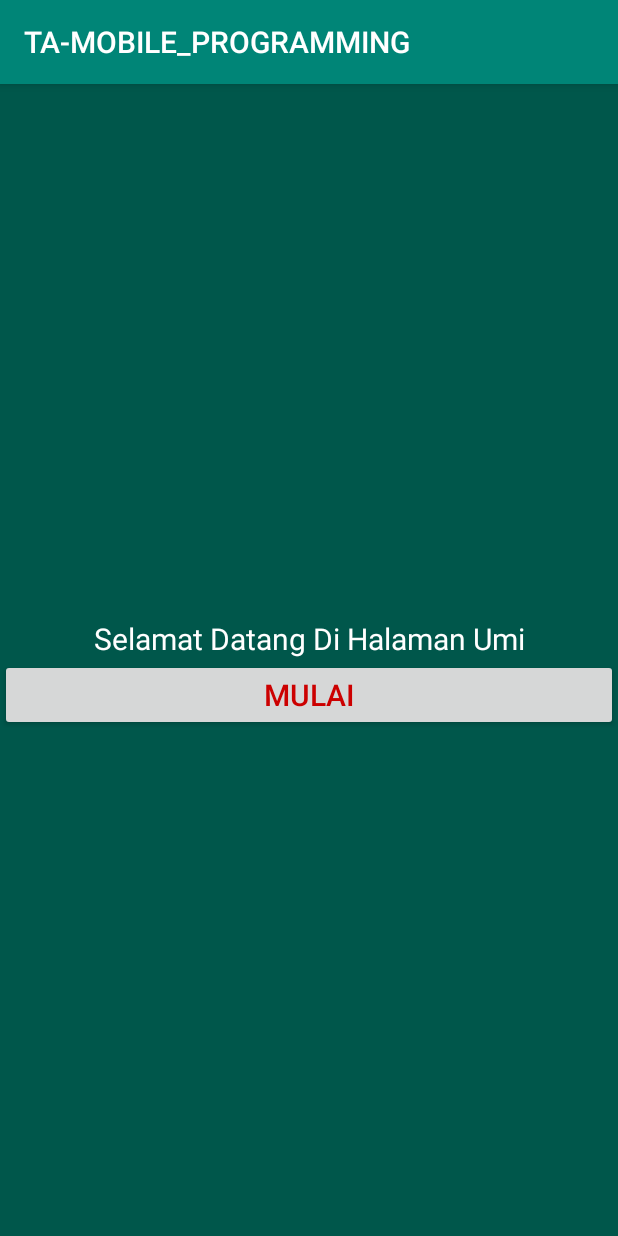
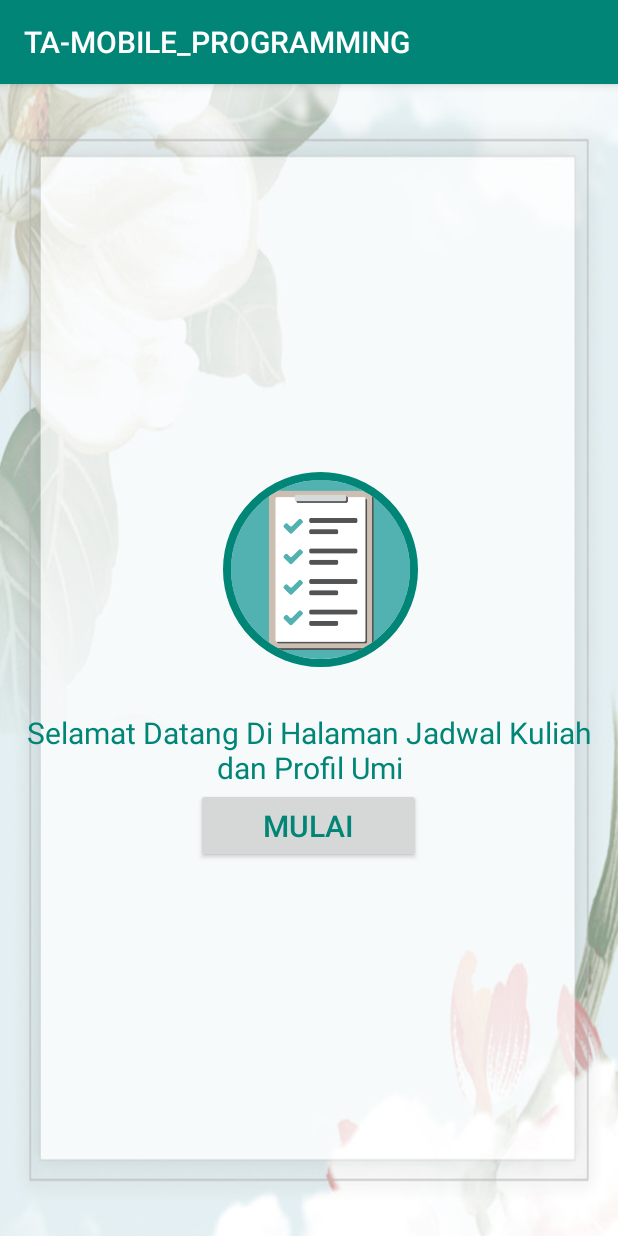
Before and after one commit to umiuks/MOBILE-PROGRAMMING-TUGAS-AKHIR, an Android app: the SplashActivity screen opened directly, with no data from a screen before it, on a phone screen of 412 x 824 dp. Run offline under Robolectric (Android 15) with nearby library versions, the phone set to English and light mode, and no system bars; our stand-ins replace CircleImageView.

Commit message:
first commit

```diff
--- a/app/src/main/java/com/umi/ta_mobile_programming/ui/activity/DataActivity.kt
+++ b/app/src/main/java/com/umi/ta_mobile_programming/ui/activity/DataActivity.kt
@@ -17,7 +17,7 @@ class DataActivity : AppCompatActivity() {
     override fun onCreate(savedInstanceState: Bundle?) {
         super.onCreate(savedInstanceState)
         setContentView(R.layout.activity_main)
-        tvNameAplikationID.text = BuildConfig.APPLICATION_ID
+        //tvNameAplikationID.text = BuildConfig.APPLICATION_ID
 
         val adapter = FragmentPagerItemAdapter(
             supportFragmentManager, FragmentPagerItems.with(this)
--- a/app/src/main/res/drawable/gradientbackground.xml
+++ b/app/src/main/res/drawable/gradientbackground.xml
@@ -1,8 +1,8 @@
 <?xml version="1.0" encoding="utf-8"?>
 <shape xmlns:android="http://schemas.android.com/apk/res/android">
     <gradient android:angle="45"
-              android:startColor="@color/startblue"
-              android:endColor="@color/endblue"
+              android:startColor="@color/colorPrimary"
+
     />
 
 </shape>
--- a/app/src/main/res/layout/activity_detail_jadwal.xml
+++ b/app/src/main/res/layout/activity_detail_jadwal.xml
@@ -5,6 +5,7 @@
         android:orientation="vertical"
         android:layout_width="match_parent"
         android:layout_height="match_parent"
+        android:background="@drawable/background"
         tools:context=".ui.activity.DetailJadwalActivity">
 
     <ScrollView android:layout_width="match_parent"
--- a/app/src/main/res/layout/activity_main.xml
+++ b/app/src/main/res/layout/activity_main.xml
@@ -14,7 +14,7 @@
               android:gravity="center"
               android:textColor="@android:color/black"
               android:fontFamily="sans-serif-medium"
-              android:id="@+id/tvNameAplikationID"/>
+    android:text="Selamat Datang di Jadwal Kuliah dan Profil Umi!"/>
 
     <com.ogaclejapan.smarttablayout.SmartTabLayout
             android:id="@+id/viewpagertab"
--- a/app/src/main/res/layout/activity_splash.xml
+++ b/app/src/main/res/layout/activity_splash.xml
@@ -8,26 +8,37 @@
         android:layout_gravity="center"
         android:gravity="center"
         android:orientation="vertical"
-        android:background="@color/colorPrimaryDark"
+        android:background="@drawable/bgawal"
         tools:context=".SplashActivity">
 
+    <de.hdodenhof.circleimageview.CircleImageView
+            android:id="@+id/ivImageProfile"
+            android:layout_marginLeft="8dp"
+            android:layout_width="130dp"
+            android:layout_height="150dp"
+            android:scaleType="centerCrop"
+            android:layout_gravity="center_horizontal"
+            android:src="@drawable/list"
+            app:civ_border_width="5dp"
+            app:civ_border_color="@color/colorPrimary"/>
+
     <TextView
-            android:layout_width="match_parent"
+            android:layout_width="380dp"
             android:layout_height="wrap_content"
-            android:text="Selamat Datang Di Halaman Umi"
-            android:textColor="#FFFF"
+            android:text="Selamat Datang Di Halaman Jadwal Kuliah dan Profil Umi"
+            android:textColor="@color/colorPrimary"
             android:paddingTop="20dp"
             android:textSize="20dp"
             android:layout_gravity="center"
             android:gravity="center"/>
 
     <Button
-            android:layout_width="match_parent"
-            android:layout_height="wrap_content"
+            android:layout_width="150dp"
+            android:layout_height="50dp"
             android:gravity="center"
-            android:layout_gravity="center_vertical"
+            android:layout_gravity="center"
             android:text="Mulai"
-            android:textColor="@android:color/holo_red_dark"
+            android:textColor="@color/colorPrimary"
             android:textSize="20dp"
             android:id="@+id/btnStart"/>
 
--- a/app/src/main/res/layout/fragment_jadwal_kuliah.xml
+++ b/app/src/main/res/layout/fragment_jadwal_kuliah.xml
@@ -3,6 +3,7 @@
         xmlns:android="http://schemas.android.com/apk/res/android"
         android:layout_width="match_parent"
         android:layout_height="match_parent"
+        android:background="@drawable/background"
         xmlns:tools="http://schemas.android.com/tools"
         tools:context=".ui.fragment.JadwalKuliahFragment">
 
--- a/app/src/main/res/layout/fragment_profil.xml
+++ b/app/src/main/res/layout/fragment_profil.xml
@@ -3,6 +3,7 @@
               xmlns:tools="http://schemas.android.com/tools"
               xmlns:app="http://schemas.android.com/apk/res-auto"
               android:orientation="vertical"
+              android:background="@drawable/bg"
               android:layout_width="match_parent"
               android:layout_height="match_parent">
 
--- a/app/src/main/res/layout/list_jadwal_kuliah.xml
+++ b/app/src/main/res/layout/list_jadwal_kuliah.xml
@@ -7,6 +7,7 @@
         android:layout_margin="8dp"
         app:cardElevation="4dp"
         android:id="@+id/cvKlik"
+        android:background="@drawable/background"
         app:cardCornerRadius="4dp">
 
     <LinearLayout android:layout_width="match_parent"
@@ -14,7 +15,7 @@
                   android:orientation="horizontal">
         <ImageView android:layout_width="50dp"
                    android:layout_height="match_parent"
-                   android:src="@drawable/buku"/>
+                   android:src="@drawable/lamp"/>
 
         <LinearLayout
                 android:layout_width="match_parent"
--- a/app/src/main/res/values/colors.xml
+++ b/app/src/main/res/values/colors.xml
@@ -7,4 +7,5 @@
     <color name="endblue">#00BCD4</color>
 
     <color name="darkBlue">#0091EA</color>
+
 </resources>
```
Also changed, not shown: app/src/main/res/drawable/background.jpg (added), app/src/main/res/drawable/bg.jpg (added), app/src/main/res/drawable/bg2.jpg (added), app/src/main/res/drawable/bgawal.jpg (added), app/src/main/res/drawable/lamp.png (added), app/src/main/res/drawable/lampiran.png (added), app/src/main/res/drawable/list.png (added).
